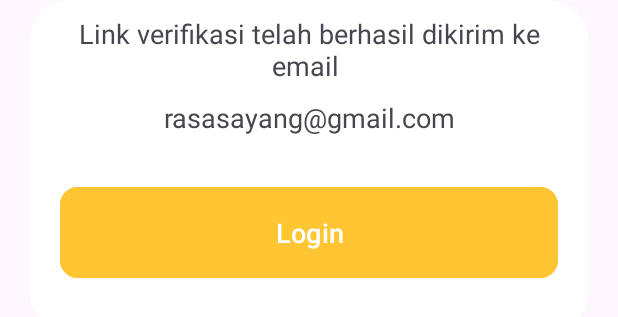
After one commit to jajan-yuk/mobile-jajanyuk, an Android app: the layout alert_dialog_register_success.xml on its own in the app's theme, with its tools: preview values and no code run, on a phone screen of 412 x 824 dp. The commit adds this screen. Shown: the top 317 px of the screen. Run offline under Robolectric (Android 15) with nearby library versions, the phone set to English and light mode, and no system bars.

Commit message:
feat: add register services

```diff
--- a/app/build.gradle.kts
+++ b/app/build.gradle.kts
@@ -16,7 +16,7 @@ android {
         versionName = "1.0"
 
         testInstrumentationRunner = "androidx.test.runner.AndroidJUnitRunner"
-        buildConfigField("String", "BASE_URL", "\"https://auth.jajan-yuk.pegelinux.my.id/api/v1/\"")
+        buildConfigField("String", "BASE_URL", "\"https://user.jajan-yuk.pegelinux.my.id/api/v1/\"")
     }
 
     buildTypes {
--- a/app/src/main/AndroidManifest.xml
+++ b/app/src/main/AndroidManifest.xml
@@ -1,7 +1,7 @@
 <?xml version="1.0" encoding="utf-8"?>
 <manifest xmlns:android="http://schemas.android.com/apk/res/android"
     xmlns:tools="http://schemas.android.com/tools">
-
+    <uses-permission android:name="android.permission.INTERNET"/>
     <application
         android:allowBackup="true"
         android:dataExtractionRules="@xml/data_extraction_rules"
--- a/app/src/main/java/com/example/jajanyuk/data/model/response/ErrorResponse.kt
+++ b/app/src/main/java/com/example/jajanyuk/data/model/response/ErrorResponse.kt
@@ -4,8 +4,6 @@ import com.google.gson.annotations.SerializedName
 
 data class ErrorResponse(
 
-    @field:SerializedName("data")
-    val data: Any? = null,
 
     @field:SerializedName("success")
     val success: Boolean,
--- /dev/null
+++ b/app/src/main/res/drawable/bg_round_success.xml
@@ -0,0 +1,5 @@
+<?xml version="1.0" encoding="utf-8"?>
+<shape xmlns:android="http://schemas.android.com/apk/res/android">
+    <solid android:color="@android:color/white"/>
+    <corners android:radius="26dp"/>
+</shape>
--- /dev/null
+++ b/app/src/main/res/layout/alert_dialog_register_success.xml
@@ -0,0 +1,75 @@
+<?xml version="1.0" encoding="utf-8"?>
+<androidx.constraintlayout.widget.ConstraintLayout
+    xmlns:android="http://schemas.android.com/apk/res/android"
+    xmlns:app="http://schemas.android.com/apk/res-auto"
+    android:layout_width="match_parent"
+    android:layout_height="wrap_content">
+
+    <LinearLayout
+        android:layout_width="match_parent"
+        android:layout_height="match_parent"
+        android:orientation="vertical"
+        android:background="@drawable/bg_round_success"
+        android:layout_marginHorizontal="20dp"
+        android:paddingHorizontal="20dp"
+        android:paddingVertical="10dp"
+        app:layout_constraintBottom_toBottomOf="parent"
+        app:layout_constraintEnd_toEndOf="parent"
+        app:layout_constraintStart_toStartOf="parent"
+        app:layout_constraintTop_toTopOf="parent">
+
+        <androidx.constraintlayout.widget.ConstraintLayout
+            android:layout_width="match_parent"
+            android:layout_height="match_parent">
+            <TextView
+                android:id="@+id/tv_success"
+                android:layout_width="wrap_content"
+                android:text="Link verifikasi telah berhasil dikirim ke email "
+                android:layout_height="wrap_content"
+                android:textSize="18sp"
+                android:textAlignment="center"
+                app:layout_constraintEnd_toEndOf="parent"
+                app:layout_constraintStart_toStartOf="parent"
+                app:layout_constraintTop_toTopOf="parent"/>
+
+            <TextView
+                android:id="@+id/tv_description"
+                android:layout_width="match_parent"
+                android:layout_height="wrap_content"
+                android:textAlignment="center"
+                android:text="rasasayang@gmail.com"
+                android:textSize="18sp"
+                android:layout_marginHorizontal="20dp"
+                android:layout_marginBottom="20dp"
+                android:layout_marginTop="10dp"
+                app:layout_constraintEnd_toEndOf="parent"
+                app:layout_constraintStart_toStartOf="parent"
+                app:layout_constraintTop_toBottomOf="@id/tv_success" />
+
+            <com.google.android.material.button.MaterialButton
+                android:id="@+id/btn_login"
+                android:layout_width="0dp"
+                android:layout_height="wrap_content"
+                android:text="Login"
+                app:cornerRadius="12dp"
+                android:layout_marginTop="30dp"
+                android:padding="18dp"
+                android:textSize="18sp"
+                android:textColor="@color/white"
+                android:backgroundTint="?attr/colorPrimary"
+                app:layout_constraintEnd_toEndOf="parent"
+                app:layout_constraintStart_toStartOf="parent"
+                app:layout_constraintTop_toBottomOf="@+id/tv_description"
+                />
+
+            <View
+                android:layout_width="5dp"
+                android:layout_height="2dp"
+                android:layout_marginTop="20dp"
+                app:layout_constraintEnd_toEndOf="parent"
+                app:layout_constraintStart_toStartOf="parent"
+                app:layout_constraintTop_toBottomOf="@id/btn_login"
+                />
+        </androidx.constraintlayout.widget.ConstraintLayout>
+    </LinearLayout>
+</androidx.constraintlayout.widget.ConstraintLayout>
```
Also changed, not shown: app/src/main/java/com/example/jajanyuk/ui/auth/register/RegisterActivity.kt (+36 -2 lines), app/src/main/java/com/example/jajanyuk/utils/ApiError.kt (+7 -2 lines).
